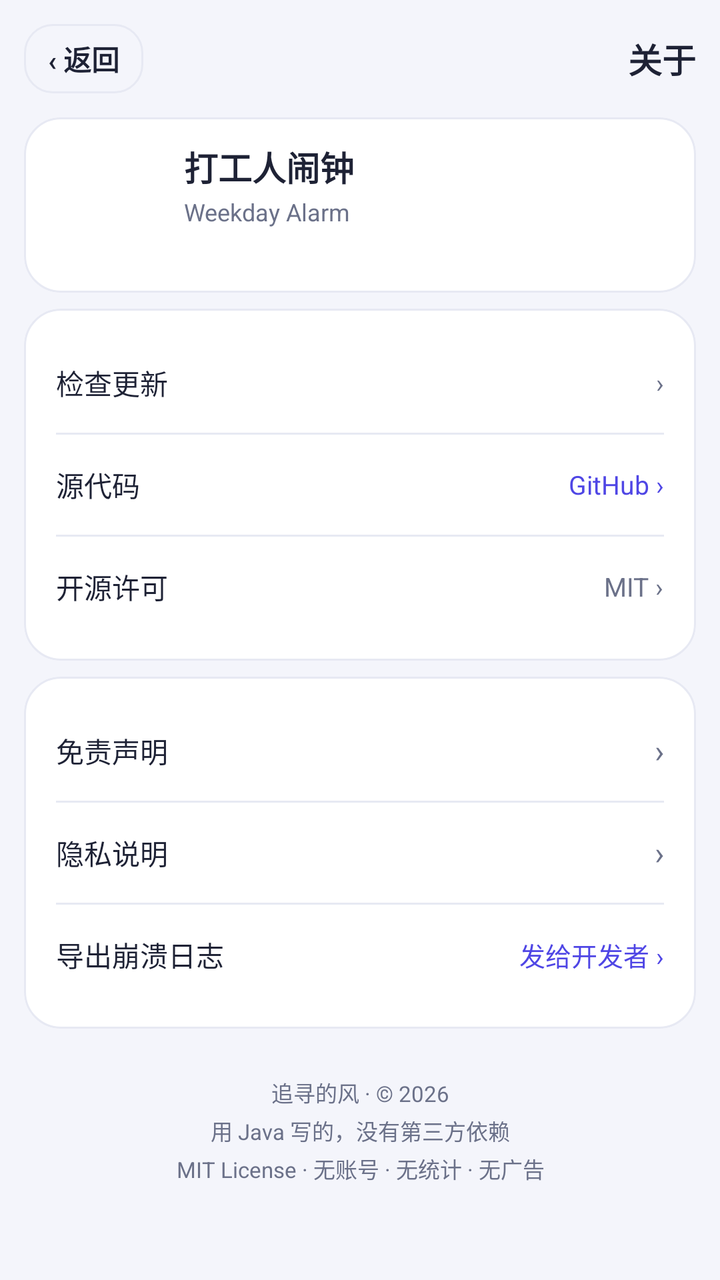
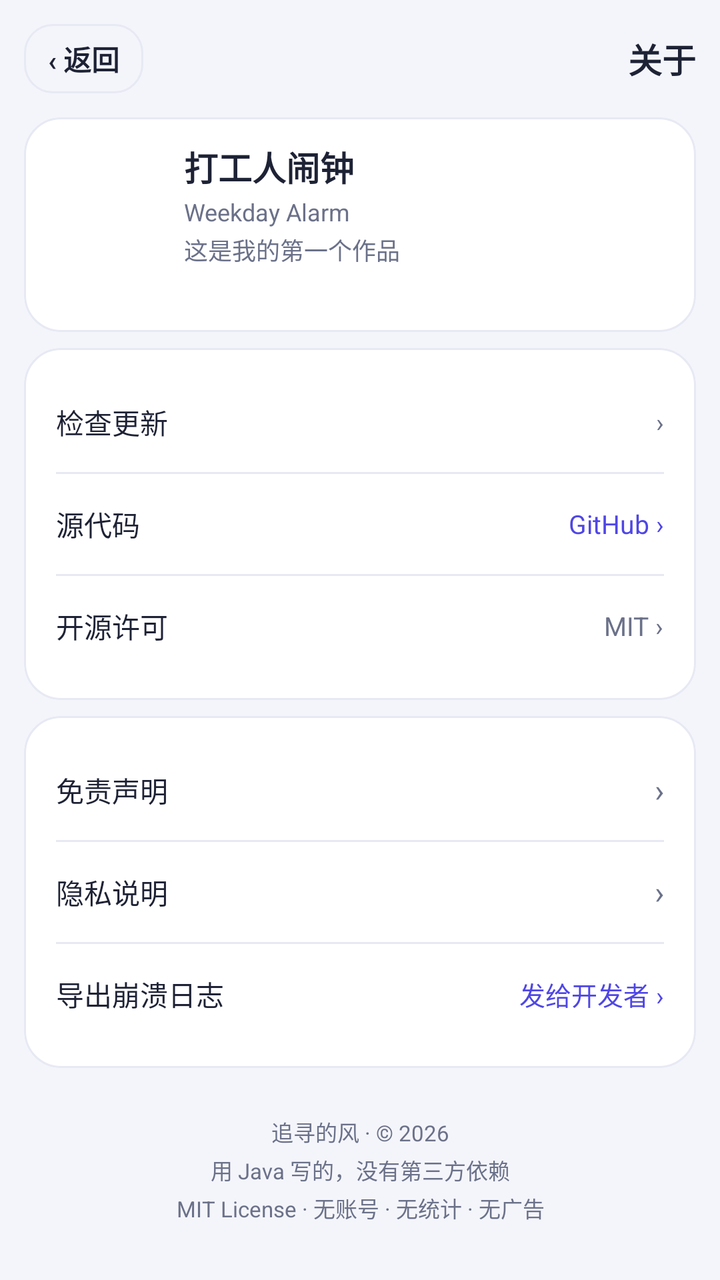

An Android layout rendered at two revisions. The XML below is the earlier revision; the diff shows what the commit changed to produce the second picture.
<!-- AndroidManifest.xml: application theme Theme.WeekdayAlarm -->
<!-- res/layout/activity_about.xml -->
<?xml version="1.0" encoding="utf-8"?>
<ScrollView xmlns:android="http://schemas.android.com/apk/res/android"
    android:layout_width="match_parent"
    android:layout_height="match_parent"
    android:background="@color/bg"
    android:fitsSystemWindows="true">

    <LinearLayout
        android:layout_width="match_parent"
        android:layout_height="wrap_content"
        android:orientation="vertical"
        android:paddingStart="@dimen/space_12"
        android:paddingTop="@dimen/space_12"
        android:paddingEnd="@dimen/space_12"
        android:paddingBottom="@dimen/space_24">

        
        <LinearLayout
            android:layout_width="match_parent"
            android:layout_height="wrap_content"
            android:layout_marginBottom="@dimen/space_12"
            android:gravity="center_vertical"
            android:orientation="horizontal">

            <TextView
                android:id="@+id/btn_back"
                android:layout_width="wrap_content"
                android:layout_height="wrap_content"
                android:background="@drawable/bg_time_outline"
                android:clickable="true"
                android:focusable="true"
                android:paddingStart="@dimen/space_12"
                android:paddingTop="7dp"
                android:paddingEnd="@dimen/space_12"
                android:paddingBottom="7dp"
                android:text="‹ 返回"
                android:textColor="@color/ink"
                android:textSize="14sp"
                android:textStyle="bold" />

            <TextView
                android:layout_width="0dp"
                android:layout_height="wrap_content"
                android:layout_weight="1"
                android:gravity="end"
                android:text="@string/about_title"
                android:textColor="@color/ink"
                android:textSize="17sp"
                android:textStyle="bold" />
        </LinearLayout>

        
        <LinearLayout
            style="@style/HelpCard"
            android:clipToOutline="true"
            android:gravity="center_vertical"
            android:orientation="horizontal">

            <ImageView
                android:layout_width="52dp"
                android:layout_height="52dp"
                android:contentDescription="@string/about_app_name"
                android:src="@mipmap/ic_launcher" />

            <LinearLayout
                android:layout_width="0dp"
                android:layout_height="wrap_content"
                android:layout_weight="1"
                android:layout_marginStart="@dimen/space_12"
                android:orientation="vertical">

                <TextView
                    android:layout_width="wrap_content"
                    android:layout_height="wrap_content"
                    android:text="@string/about_app_name"
                    android:textColor="@color/ink"
                    android:textSize="17sp"
                    android:textStyle="bold" />

                <TextView
                    android:layout_width="wrap_content"
                    android:layout_height="wrap_content"
                    android:layout_marginTop="@dimen/space_2"
                    android:text="@string/about_app_name_en"
                    android:textColor="@color/sub"
                    android:textSize="12sp" />

                <TextView
                    android:id="@+id/tv_version"
                    android:layout_width="wrap_content"
                    android:layout_height="wrap_content"
                    android:layout_marginTop="@dimen/space_4"
                    android:textColor="@color/sub"
                    android:textSize="12sp" />
            </LinearLayout>
        </LinearLayout>

        
        <LinearLayout
            style="@style/HelpCard"
            android:clipToOutline="true"
            android:orientation="vertical">

            
            <LinearLayout
                android:id="@+id/row_check_update"
                android:layout_width="match_parent"
                android:layout_height="wrap_content"
                android:background="?attr/selectableItemBackground"
                android:clickable="true"
                android:focusable="true"
                android:gravity="center_vertical"
                android:minHeight="50dp"
                android:orientation="horizontal">

                <TextView
                    style="@style/HelpItem"
                    android:layout_width="0dp"
                    android:layout_height="wrap_content"
                    android:layout_weight="1"
                    android:text="@string/about_check_update" />

                <TextView
                    android:id="@+id/tv_check_update_value"
                    android:layout_width="wrap_content"
                    android:layout_height="wrap_content"
                    android:text="@string/about_check_update_value"
                    android:textColor="@color/sub"
                    android:textSize="13sp" />
            </LinearLayout>

            <View
                android:layout_width="match_parent"
                android:layout_height="1dp"
                android:background="@color/line" />

            <LinearLayout
                android:id="@+id/row_source"
                android:layout_width="match_parent"
                android:layout_height="wrap_content"
                android:background="?attr/selectableItemBackground"
                android:clickable="true"
                android:focusable="true"
                android:gravity="center_vertical"
                android:minHeight="50dp"
                android:orientation="horizontal">

                <TextView
                    style="@style/HelpItem"
                    android:layout_width="0dp"
                    android:layout_height="wrap_content"
                    android:layout_weight="1"
                    android:text="@string/about_source" />

                <TextView
                    android:layout_width="wrap_content"
                    android:layout_height="wrap_content"
                    android:text="@string/about_source_value"
                    android:textColor="@color/indigo"
                    android:textSize="13sp" />
            </LinearLayout>

            <View
                android:layout_width="match_parent"
                android:layout_height="1dp"
                android:background="@color/line" />

            <LinearLayout
                android:id="@+id/row_license"
                android:layout_width="match_parent"
                android:layout_height="wrap_content"
                android:background="?attr/selectableItemBackground"
                android:clickable="true"
                android:focusable="true"
                android:gravity="center_vertical"
                android:minHeight="50dp"
                android:orientation="horizontal">

                <TextView
                    style="@style/HelpItem"
                    android:layout_width="0dp"
                    android:layout_height="wrap_content"
                    android:layout_weight="1"
                    android:text="@string/about_license" />

                <TextView
                    android:layout_width="wrap_content"
                    android:layout_height="wrap_content"
                    android:text="@string/about_license_value"
                    android:textColor="@color/sub"
                    android:textSize="13sp" />
            </LinearLayout>
        </LinearLayout>

        
        <LinearLayout
            style="@style/HelpCard"
            android:clipToOutline="true"
            android:orientation="vertical">

            <LinearLayout
                android:id="@+id/row_disclaimer"
                android:layout_width="match_parent"
                android:layout_height="wrap_content"
                android:background="?attr/selectableItemBackground"
                android:clickable="true"
                android:focusable="true"
                android:gravity="center_vertical"
                android:minHeight="50dp"
                android:orientation="horizontal">

                <TextView
                    style="@style/HelpItem"
                    android:layout_width="0dp"
                    android:layout_height="wrap_content"
                    android:layout_weight="1"
                    android:text="@string/about_disclaimer" />

                <TextView
                    android:layout_width="wrap_content"
                    android:layout_height="wrap_content"
                    android:text="›"
                    android:textColor="@color/sub"
                    android:textSize="16sp" />
            </LinearLayout>

            <View
                android:layout_width="match_parent"
                android:layout_height="1dp"
                android:background="@color/line" />

            <LinearLayout
                android:id="@+id/row_privacy"
                android:layout_width="match_parent"
                android:layout_height="wrap_content"
                android:background="?attr/selectableItemBackground"
                android:clickable="true"
                android:focusable="true"
                android:gravity="center_vertical"
                android:minHeight="50dp"
                android:orientation="horizontal">

                <TextView
                    style="@style/HelpItem"
                    android:layout_width="0dp"
                    android:layout_height="wrap_content"
                    android:layout_weight="1"
                    android:text="@string/about_privacy" />

                <TextView
                    android:layout_width="wrap_content"
                    android:layout_height="wrap_content"
                    android:text="›"
                    android:textColor="@color/sub"
                    android:textSize="16sp" />
            </LinearLayout>

            <View
                android:layout_width="match_parent"
                android:layout_height="1dp"
                android:background="@color/line" />

            <LinearLayout
                android:id="@+id/row_export_crash"
                android:layout_width="match_parent"
                android:layout_height="wrap_content"
                android:background="?attr/selectableItemBackground"
                android:clickable="true"
                android:focusable="true"
                android:gravity="center_vertical"
                android:minHeight="50dp"
                android:orientation="horizontal">

                <TextView
                    style="@style/HelpItem"
                    android:layout_width="0dp"
                    android:layout_height="wrap_content"
                    android:layout_weight="1"
                    android:text="@string/about_export_crash" />

                <TextView
                    android:layout_width="wrap_content"
                    android:layout_height="wrap_content"
                    android:text="@string/about_export_crash_value"
                    android:textColor="@color/indigo"
                    android:textSize="13sp" />
            </LinearLayout>
        </LinearLayout>

        <TextView
            android:layout_width="match_parent"
            android:layout_height="wrap_content"
            android:layout_marginTop="@dimen/space_16"
            android:gravity="center"
            android:lineSpacingExtra="3dp"
            android:text="@string/about_footer"
            android:textColor="@color/sub"
            android:textSize="11sp" />
    </LinearLayout>
</ScrollView>
<!-- resources referenced by this layout -->
<resources>
  <color name="bg">#F4F5FB</color>
  <color name="indigo">#4F46E5</color>
  <color name="ink">#1E2235</color>
  <color name="line">#E7E9F3</color>
  <color name="sub">#6B7189</color>
  <dimen name="space_12">12dp</dimen>
  <dimen name="space_16">16dp</dimen>
  <dimen name="space_2">2dp</dimen>
  <dimen name="space_24">24dp</dimen>
  <dimen name="space_4">4dp</dimen>
  <!-- drawable bg_time_outline (drawable) -->
  <?xml version="1.0" encoding="utf-8"?>
  <ripple xmlns:android="http://schemas.android.com/apk/res/android"
      android:color="#1F4F46E5">
      <item>
          <shape android:shape="rectangle">
              <solid android:color="@color/bg" />
              <corners android:radius="@dimen/radius_row" />
              <stroke android:width="1dp" android:color="@color/line" />
          </shape>
      </item>
  </ripple>
  <!-- mipmap ic_launcher (mipmap-anydpi) -->
  <?xml version="1.0" encoding="utf-8"?>
  <layer-list xmlns:android="http://schemas.android.com/apk/res/android">
      <item android:drawable="@color/ic_launcher_bg" />
      <item>
          <inset
              android:drawable="@drawable/ic_launcher_foreground"
              android:insetLeft="16%"
              android:insetTop="16%"
              android:insetRight="16%"
              android:insetBottom="16%" />
      </item>
  </layer-list>
  <string name="about_app_name">打工人闹钟</string>
  <string name="about_app_name_en">Weekday Alarm</string>
  <string name="about_check_update">检查更新</string>
  <string name="about_check_update_value">›</string>
  <string name="about_disclaimer">免责声明</string>
  <string name="about_export_crash">导出崩溃日志</string>
  <string name="about_export_crash_value">发给开发者 ›</string>
  <string name="about_footer">追寻的风 · © 2026\n用 Java 写的，没有第三方依赖\nMIT License · 无账号 · 无统计 · 无广告</string>
  <string name="about_license">开源许可</string>
  <string name="about_license_value">MIT ›</string>
  <string name="about_privacy">隐私说明</string>
  <string name="about_source">源代码</string>
  <string name="about_source_value">GitHub ›</string>
  <string name="about_title">关于</string>
  <style name="HelpCard">
          <item name="android:layout_width">match_parent</item>
          <item name="android:layout_height">wrap_content</item>
          <item name="android:layout_marginBottom">@dimen/space_8</item>
          <item name="android:background">@drawable/bg_card</item>
          <item name="android:paddingStart">@dimen/space_16</item>
          <item name="android:paddingTop">@dimen/space_12</item>
          <item name="android:paddingEnd">@dimen/space_16</item>
          <item name="android:paddingBottom">@dimen/space_12</item>
      </style>
  <style name="HelpItem">
          <item name="android:textColor">@color/ink</item>
          <item name="android:textSize">14sp</item>
          <item name="android:lineSpacingMultiplier">1.35</item>
      </style>
  <style name="Theme.WeekdayAlarm" parent="Theme.Material3.DayNight.NoActionBar">
          <item name="colorPrimary">@color/indigo</item>
          <item name="colorPrimaryVariant">@color/indigo_dark</item>
          <item name="colorOnPrimary">@color/white</item>
          <item name="android:statusBarColor">@color/bg</item>
          <item name="android:windowLightStatusBar">true</item>
      </style>
  <dimen name="radius_row">14dp</dimen>
  <color name="ic_launcher_bg">#4F46E5</color>
  <dimen name="space_8">8dp</dimen>
  <!-- drawable bg_card (drawable) -->
  <?xml version="1.0" encoding="utf-8"?>
  <shape xmlns:android="http://schemas.android.com/apk/res/android"
      android:shape="rectangle">
      <solid android:color="@color/card" />
      <corners android:radius="@dimen/radius_card" />
      <stroke android:width="1dp" android:color="@color/line" />
  </shape>
  <color name="indigo_dark">#4338CA</color>
  <color name="white">#FFFFFFFF</color>
  <color name="card">#FFFFFF</color>
  <dimen name="radius_card">18dp</dimen>
  <!-- unchanged entries left out for length: 1 -->
</resources>

<!-- the commit's change to res/layout/activity_about.xml (unified diff, before → after) -->
@@ -82,6 +82,14 @@
                     android:layout_height="wrap_content"
                     android:layout_marginTop="@dimen/space_2"
                     android:text="@string/about_app_name_en"
+                    android:textColor="@color/sub"
+                    android:textSize="12sp" />
+
+                <TextView
+                    android:layout_width="wrap_content"
+                    android:layout_height="wrap_content"
+                    android:layout_marginTop="@dimen/space_2"
+                    android:text="@string/about_first_work"
                     android:textColor="@color/sub"
                     android:textSize="12sp" />
 
<!-- resource entries referenced after the edit -->
@@ -42,6 +42,7 @@
   <string name="about_disclaimer">免责声明</string>
   <string name="about_export_crash">导出崩溃日志</string>
   <string name="about_export_crash_value">发给开发者 ›</string>
+  <string name="about_first_work">这是我的第一个作品</string>
   <string name="about_footer">追寻的风 · © 2026\n用 Java 写的，没有第三方依赖\nMIT License · 无账号 · 无统计 · 无广告</string>
   <string name="about_license">开源许可</string>
   <string name="about_license_value">MIT ›</string>
